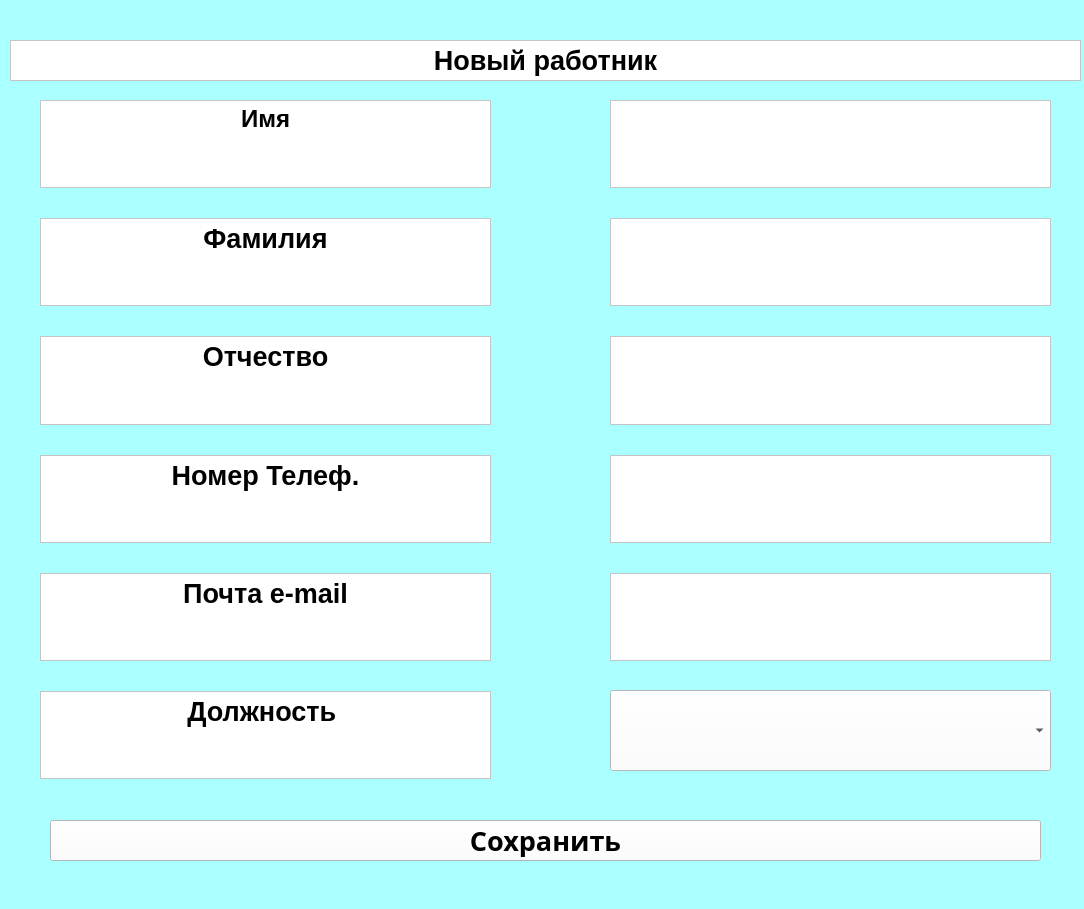
2005Alena/pythonProject2, file testtest-master/Staff.ui: the form before one commit.
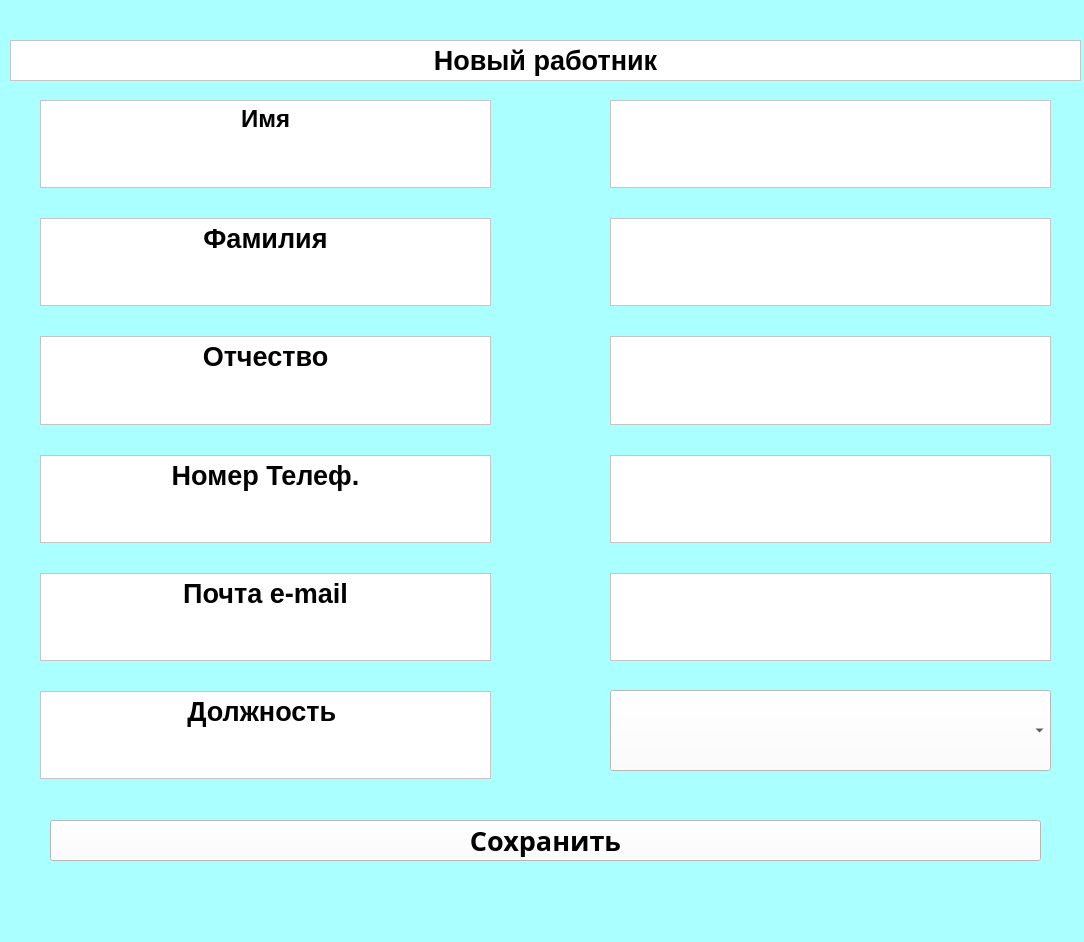
The form after the commit.

The edit to the form file:
```diff
--- a/testtest-master/Staff.ui
+++ b/testtest-master/Staff.ui
@@ -7,7 +7,7 @@
     <x>0</x>
     <y>0</y>
     <width>1084</width>
-    <height>909</height>
+    <height>942</height>
    </rect>
   </property>
   <property name="font">
```
Left out of the diff: 4 changed lines with no effect on the pictures.
